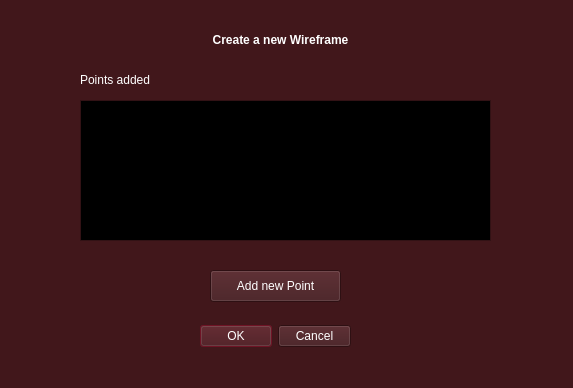
JVSutter/Sistema-Grafico-Interativo, file SGI/view/screens/newWireframe.ui: the form before one commit.
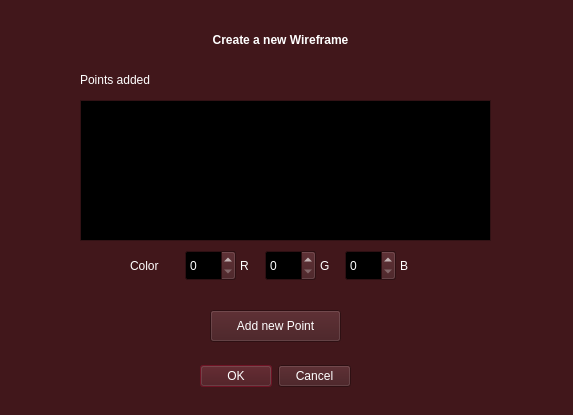
The form after the commit.

Patch:
```diff
--- a/SGI/view/screens/newWireframe.ui
+++ b/SGI/view/screens/newWireframe.ui
@@ -7,7 +7,7 @@
     <x>0</x>
     <y>0</y>
     <width>573</width>
-    <height>388</height>
+    <height>415</height>
    </rect>
   </property>
   <property name="palette">
@@ -531,7 +531,7 @@
    <property name="geometry">
     <rect>
      <x>200</x>
-     <y>320</y>
+     <y>360</y>
      <width>151</width>
      <height>32</height>
     </rect>
@@ -546,9 +546,9 @@
   <widget class="QLabel" name="title">
    <property name="geometry">
     <rect>
-     <x>200</x>
+     <x>180</x>
      <y>30</y>
-     <width>161</width>
+     <width>201</width>
      <height>20</height>
     </rect>
    </property>
@@ -580,7 +580,7 @@
     <rect>
      <x>80</x>
      <y>70</y>
-     <width>81</width>
+     <width>101</width>
      <height>20</height>
     </rect>
    </property>
@@ -601,7 +601,7 @@
    <property name="geometry">
     <rect>
      <x>210</x>
-     <y>270</y>
+     <y>310</y>
      <width>131</width>
      <height>32</height>
     </rect>
@@ -610,6 +610,97 @@
     <string>Add new Point</string>
    </property>
   </widget>
+  <widget class="QLabel" name="label">
+   <property name="geometry">
+    <rect>
+     <x>130</x>
+     <y>250</y>
+     <width>41</width>
+     <height>31</height>
+    </rect>
+   </property>
+   <property name="text">
+    <string>Color</string>
+   </property>
+  </widget>
+  <widget class="QSpinBox" name="rInput">
+   <property name="geometry">
+    <rect>
+     <x>185</x>
+     <y>250</y>
+     <width>51</width>
+     <height>31</height>
+    </rect>
+   </property>
+   <property name="maximum">
+    <number>255</number>
+   </property>
+  </widget>
+  <widget class="QSpinBox" name="gInput">
+   <property name="geometry">
+    <rect>
+     <x>265</x>
+     <y>250</y>
+     <width>51</width>
+     <height>31</height>
+    </rect>
+   </property>
+   <property name="maximum">
+    <number>255</number>
+   </property>
+  </widget>
+  <widget class="QSpinBox" name="bInput">
+   <property name="geometry">
+    <rect>
+     <x>345</x>
+     <y>250</y>
+     <width>51</width>
+     <height>31</height>
+    </rect>
+   </property>
+   <property name="maximum">
+    <number>255</number>
+   </property>
+  </widget>
+  <widget class="QLabel" name="label_2">
+   <property name="geometry">
+    <rect>
+     <x>240</x>
+     <y>250</y>
+     <width>16</width>
+     <height>31</height>
+    </rect>
+   </property>
+   <property name="text">
+    <string>R</string>
+   </property>
+  </widget>
+  <widget class="QLabel" name="label_3">
+   <property name="geometry">
+    <rect>
+     <x>320</x>
+     <y>250</y>
+     <width>21</width>
+     <height>31</height>
+    </rect>
+   </property>
+   <property name="text">
+    <string>G</string>
+   </property>
+  </widget>
+  <widget class="QLabel" name="label_4">
+   <property name="geometry">
+    <rect>
+     <x>400</x>
+     <y>250</y>
+     <width>21</width>
+     <height>31</height>
+    </rect>
+   </property>
+   <property name="text">
+    <string>B</string>
+   </property>
+  </widget>
  </widget>
  <resources/>
  <connections>
```
